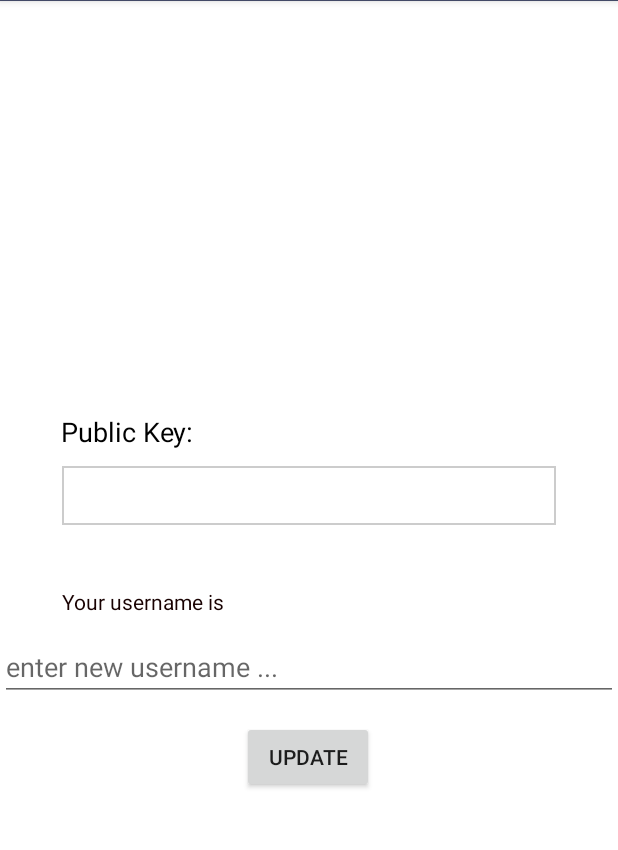
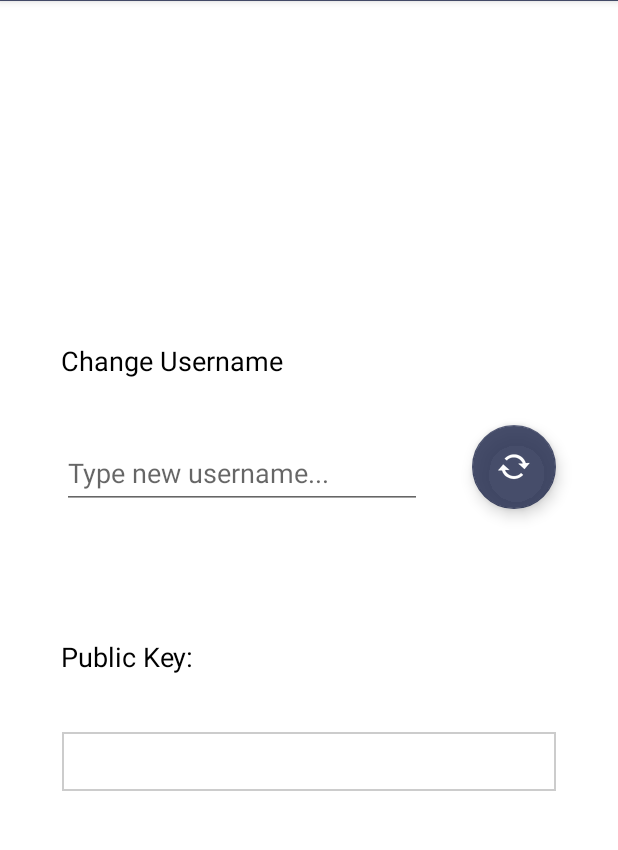
Before and after one commit to chaquo/chaquopy-console, an Android app: the AccountActivity screen opened directly, with no data from a screen before it, on a phone screen of 412 x 824 dp, the part 83-933 px from its top. Run offline under Robolectric (Android 15) with nearby library versions, the light colour scheme and no system bars; 13 statements that could not run were skipped.

Commit message:
ADd support for multiple users

```diff
--- a/app/src/main/java/com/chaquo/python/utils/AccountActivity.java
+++ b/app/src/main/java/com/chaquo/python/utils/AccountActivity.java
@@ -19,6 +19,7 @@ import com.chaquo.python.Python;
 import com.chaquo.python.console.R;
 import com.google.android.material.floatingactionbutton.FloatingActionButton;
 import com.google.android.material.snackbar.Snackbar;
+import com.google.android.material.textfield.TextInputLayout;
 
 import java.io.File;
 import java.io.FilenameFilter;
@@ -42,7 +43,7 @@ public class AccountActivity extends BacNetActivity {
         setText();
         setName();
 
-        Button button =  findViewById(R.id.update_button);
+        FloatingActionButton button =  findViewById(R.id.floatingActionButton_updateUsername);
         button.setOnClickListener(new View.OnClickListener() {
             @RequiresApi(api = Build.VERSION_CODES.LOLLIPOP)
             @Override
@@ -59,18 +60,25 @@ public class AccountActivity extends BacNetActivity {
         Python py = Python.getInstance();
         PyObject x = py.getModule("main");
         String uname = x.callAttr("get_uname").toString();
-        TextView print_uname_text = findViewById(R.id.username_print);
-        print_uname_text.setText("Your username is " + uname);
+        //TextView print_uname_text = findViewById(R.id.username_print);
+        //print_uname_text.setText("Your username is " + uname);
     }
 
     //TODO
     public void updateUsername(){
         Python py = Python.getInstance();
         PyObject x = py.getModule("kotlin_db_cbor_event");
-        EditText new_uname_field = findViewById(R.id.update_uname_field);
-        String new_unmae = new_uname_field.getText().toString();
+        TextInputLayout new_uname_field = findViewById(R.id.changeUsernameText);
+        String new_unmae = new_uname_field.getEditText().getText().toString();
+
+
+        PyObject y = py.getModule("main");
+        String old = y.callAttr("get_uname").toString();
+        if(new_unmae.equals(old)){
+            return;
+        }
+
         x.callAttr("change_uname", new_unmae);
-
         //System.out.println("hello from the other side");
         setName();
     }
@@ -110,7 +118,7 @@ public class AccountActivity extends BacNetActivity {
     }
 
     public void setText() {
-        TextView keyInfos = findViewById(R.id.keyPublicPrivate);
+        TextView keyInfos = findViewById(R.id.publicKey);
         keyInfos.setText(publicKey);
     }
 
--- a/app/src/main/java/com/chaquo/python/utils/ui/main/MyFeedTab.java
+++ b/app/src/main/java/com/chaquo/python/utils/ui/main/MyFeedTab.java
@@ -33,6 +33,7 @@ import java.util.Collections;
 import static android.content.Context.LAYOUT_INFLATER_SERVICE;
 
 public class MyFeedTab extends Fragment {
+
     private View v;
     private RecyclerView recyclerView;
     private RecyclerView.Adapter mAdapter;
@@ -88,6 +89,7 @@ public class MyFeedTab extends Fragment {
         String text = content;
         x.callAttr("insert_cbor", type, text);
 
+        passLogToGUI();
     }
 
 
--- a/app/src/main/res/layout/activity_account.xml
+++ b/app/src/main/res/layout/activity_account.xml
@@ -7,6 +7,38 @@
     android:background="#FFFFFF"
     tools:context="com.chaquo.python.utils.AccountActivity">
 
+
+    <TextView
+        android:id="@+id/changeUsername"
+        android:layout_width="wrap_content"
+        android:layout_height="wrap_content"
+        android:layout_marginBottom="32dp"
+        android:text="Change Username"
+        android:textColor="#000000"
+        android:textSize="18sp"
+        app:layout_constraintBottom_toBottomOf="parent"
+        app:layout_constraintEnd_toEndOf="parent"
+        app:layout_constraintHorizontal_bias="0.155"
+        app:layout_constraintStart_toStartOf="parent"
+        app:layout_constraintTop_toTopOf="parent"
+        app:layout_constraintVertical_bias="0.32" />
+
+    <TextView
+        android:id="@+id/publicKey"
+        android:layout_width="329dp"
+        android:layout_height="wrap_content"
+        android:layout_marginBottom="32dp"
+        android:background="@drawable/row_border"
+        android:ellipsize="start"
+        android:text="TextView"
+        android:textColor="#63000000"
+        android:textIsSelectable="true"
+        android:textSize="14sp"
+        app:layout_constraintBottom_toBottomOf="parent"
+        app:layout_constraintEnd_toEndOf="parent"
+        app:layout_constraintStart_toStartOf="parent"
+        app:layout_constraintTop_toBottomOf="@+id/publicKeyText"
+        app:layout_constraintVertical_bias="0.153" />
 
     <TextView
         android:id="@+id/publicKeyText"
@@ -21,60 +53,37 @@
         app:layout_constraintHorizontal_bias="0.126"
         app:layout_constraintStart_toStartOf="parent"
         app:layout_constraintTop_toTopOf="parent"
-        app:layout_constraintVertical_bias="0.386" />
+        app:layout_constraintVertical_bias="0.597" />
 
-    <TextView
-        android:id="@+id/keyPublicPrivate"
-        android:background="@drawable/row_border"
-        android:layout_width="329dp"
+    <com.google.android.material.textfield.TextInputLayout
+        android:id="@+id/changeUsernameText"
+        android:layout_width="240dp"
+        android:layout_height="63dp"
+        app:layout_constraintBottom_toTopOf="@+id/publicKeyText"
+        app:layout_constraintEnd_toEndOf="parent"
+        app:layout_constraintHorizontal_bias="0.239"
+        app:layout_constraintStart_toStartOf="parent"
+        app:layout_constraintTop_toBottomOf="@+id/changeUsername"
+        app:layout_constraintVertical_bias="0.28">
+
+        <com.google.android.material.textfield.TextInputEditText
+            android:layout_width="match_parent"
+            android:layout_height="wrap_content"
+            android:hint="Type new username..." />
+    </com.google.android.material.textfield.TextInputLayout>
+
+    <com.google.android.material.floatingactionbutton.FloatingActionButton
+        android:id="@+id/floatingActionButton_updateUsername"
+        android:layout_width="wrap_content"
         android:layout_height="wrap_content"
-        android:layout_marginBottom="32dp"
-        android:ellipsize="start"
-        android:text="TextView"
-        android:textColor="#63000000"
-        android:textIsSelectable="true"
-        android:textSize="14sp"
+        android:clickable="true"
         app:layout_constraintBottom_toBottomOf="parent"
         app:layout_constraintEnd_toEndOf="parent"
-        app:layout_constraintStart_toStartOf="parent"
-        app:layout_constraintTop_toBottomOf="@+id/publicKeyText"
-        app:layout_constraintVertical_bias="0.027" />
+        app:layout_constraintHorizontal_bias="0.445"
+        app:layout_constraintStart_toEndOf="@+id/changeUsernameText"
+        app:layout_constraintTop_toTopOf="parent"
+        app:layout_constraintVertical_bias="0.397"
+        app:srcCompat="@android:drawable/stat_notify_sync" />
 
-    <TextView
-        android:id="@+id/username_print"
-        android:layout_width="wrap_content"
-        android:layout_height="wrap_content"
-        android:text="Your username is "
-        android:textColor="#180101"
-        android:textSize="14sp"
-        app:layout_constraintBottom_toBottomOf="parent"
-        app:layout_constraintEnd_toEndOf="parent"
-        app:layout_constraintHorizontal_bias="0.138"
-        app:layout_constraintStart_toStartOf="parent"
-        app:layout_constraintTop_toBottomOf="@+id/publicKeyText"
-        app:layout_constraintVertical_bias="0.203" />
 
-    <EditText
-        android:id="@+id/update_uname_field"
-        android:layout_width="match_parent"
-        android:hint="enter new username ..."
-        android:layout_height="wrap_content"
-        app:layout_constraintBottom_toBottomOf="parent"
-        app:layout_constraintEnd_toEndOf="parent"
-        app:layout_constraintHorizontal_bias="0.114"
-        app:layout_constraintStart_toStartOf="parent"
-        app:layout_constraintTop_toBottomOf="@+id/publicKeyText"
-        app:layout_constraintVertical_bias="0.288" />
-
-    <Button
-        android:id="@+id/update_button"
-        android:layout_width="wrap_content"
-        android:layout_height="wrap_content"
-        android:text="Update"
-        app:layout_constraintBottom_toBottomOf="parent"
-        app:layout_constraintEnd_toEndOf="parent"
-        app:layout_constraintHorizontal_bias="0.498"
-        app:layout_constraintStart_toStartOf="parent"
-        app:layout_constraintTop_toBottomOf="@+id/publicKeyText"
-        app:layout_constraintVertical_bias="0.429" />
 </androidx.constraintlayout.widget.ConstraintLayout>
```
Also changed, not shown: app/src/main/java/com/chaquo/python/utils/ui/main/GeneralFeedTab.java (+119 -5 lines), 2 other files.
